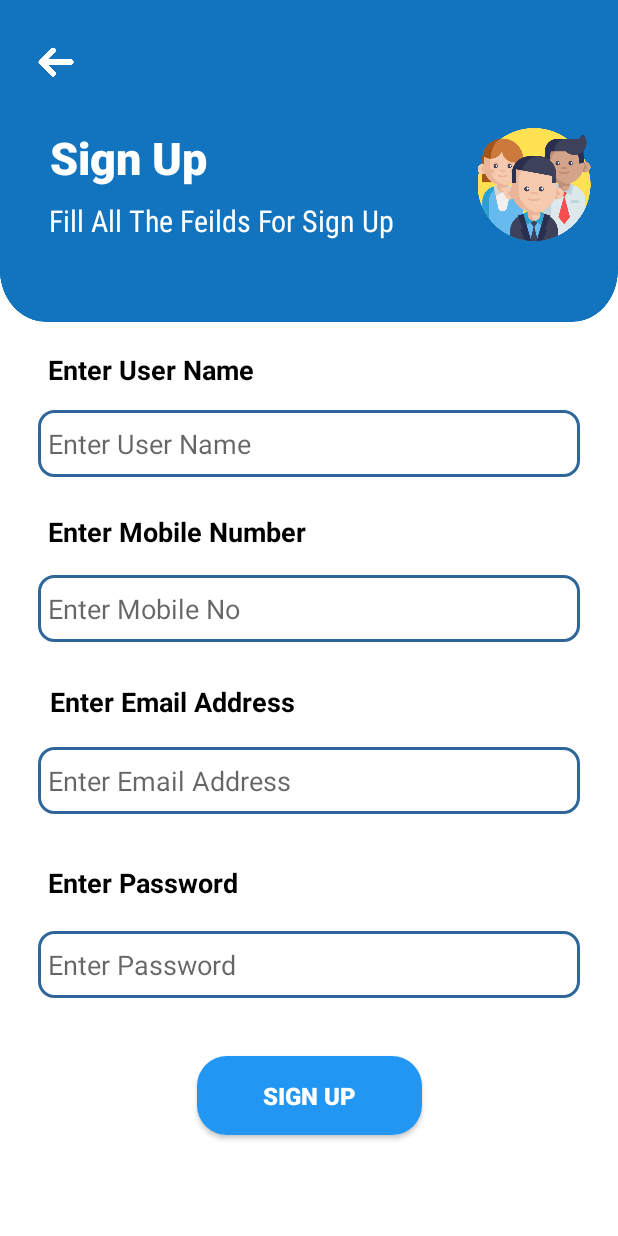
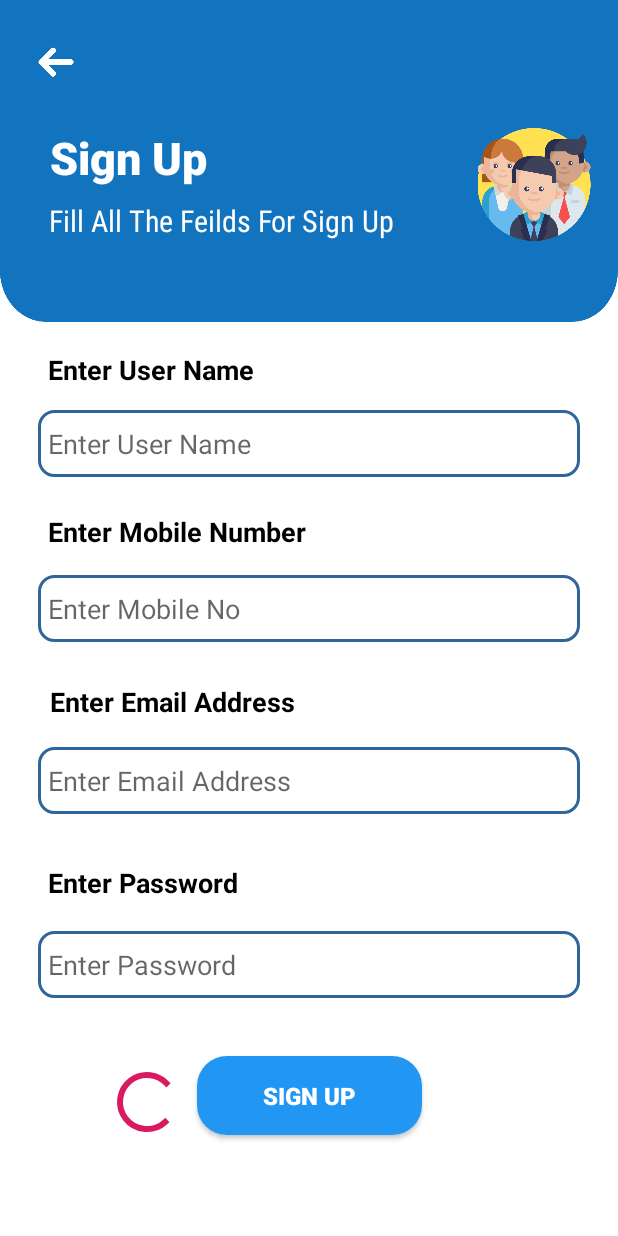
Before and after one commit to KusalPriyanka/Hotel-Management-App, an Android app: the signup screen opened directly, with no data from a screen before it, on a phone screen of 412 x 824 dp. Run offline under Robolectric (Android 15) with nearby library versions, the phone set to English and light mode, and no system bars; our stand-ins replace Firebase (no records; nobody signed in at launch, a user with empty details on screens opened directly).

Commit message:
Update signup layout

```diff
--- a/app/src/main/res/layout/activity_signup.xml
+++ b/app/src/main/res/layout/activity_signup.xml
@@ -247,4 +247,21 @@
         app:layout_constraintTop_toBottomOf="@+id/password"
         app:layout_constraintVertical_bias="0.342" />
 
+    <ProgressBar
+        android:id="@+id/progressbar"
+        android:layout_width="wrap_content"
+        android:layout_height="wrap_content"
+        android:layout_centerHorizontal="true"
+        android:layout_centerVertical="true"
+        android:layout_marginStart="8dp"
+        android:layout_marginTop="8dp"
+        android:layout_marginEnd="8dp"
+        android:layout_marginBottom="8dp"
+        app:layout_constraintBottom_toBottomOf="parent"
+        app:layout_constraintEnd_toStartOf="@+id/signup"
+        app:layout_constraintHorizontal_bias="0.985"
+        app:layout_constraintStart_toStartOf="parent"
+        app:layout_constraintTop_toBottomOf="@+id/password"
+        app:layout_constraintVertical_bias="0.391" />
+
 </androidx.constraintlayout.widget.ConstraintLayout>
```
